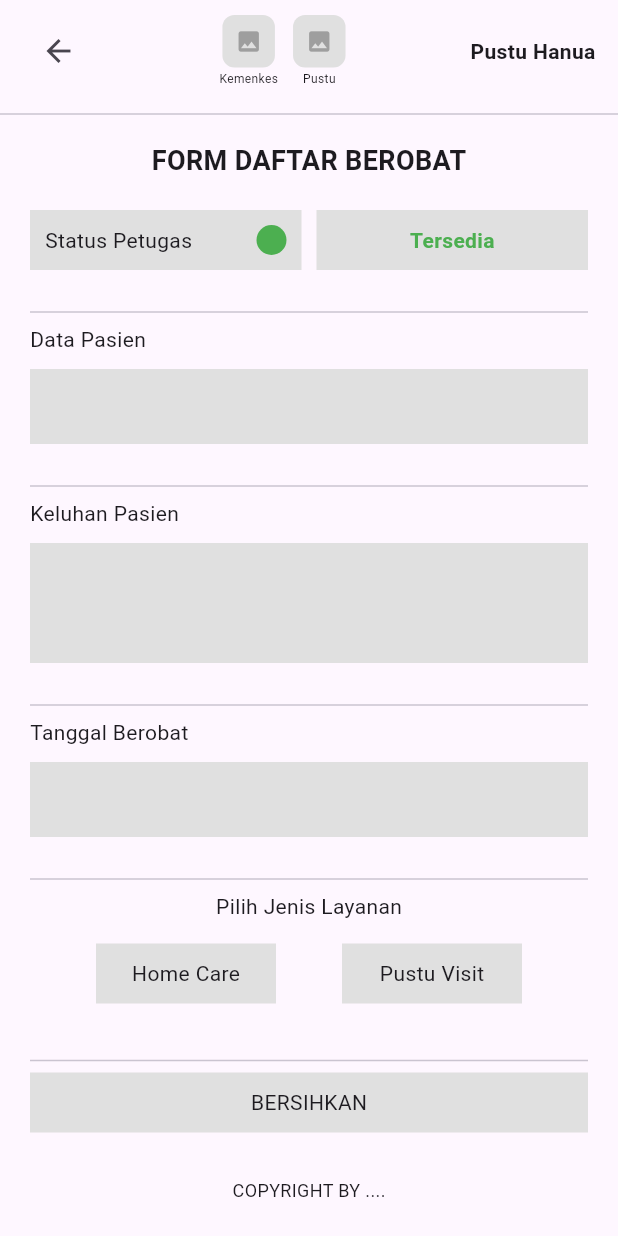
After one commit to hesselji/pustu_app_hanua, a Flutter app: the PatientRegisterScreen screen opened directly, on a phone screen of 412 x 824 dp. The commit adds this screen. Run offline on Flutter 3.47's test engine with Material 3 defaults, Android fonts, the phone set to English and light mode, and no system bars; our stand-ins replace cloud_firestore, firebase_auth, firebase_core; accounts and stored records are empty.

Commit message:
updt&Add Ui Daftar berobat

```diff
--- a/lib/screens/patient_home_screen.dart
+++ b/lib/screens/patient_home_screen.dart
@@ -1,4 +1,5 @@
 import 'package:flutter/material.dart';
+import 'patient_register_screen.dart';
 
 class PatientHomeScreen extends StatelessWidget {
   const PatientHomeScreen({super.key});
@@ -65,7 +66,12 @@ class PatientHomeScreen extends StatelessWidget {
                       icon: Icons.medical_services,
                       color: Colors.green,
                       onTap: () {
-                        // TODO: ke halaman pendaftaran
+                        Navigator.push(
+                          context,
+                          MaterialPageRoute(
+                            builder: (_) => const PatientRegisterScreen(),
+                          ),
+                        );
                       },
                     ),
 
--- /dev/null
+++ b/lib/screens/patient_register_screen.dart
@@ -0,0 +1,259 @@
+import 'package:flutter/material.dart';
+import 'package:cloud_firestore/cloud_firestore.dart';
+
+class PatientRegisterScreen extends StatelessWidget {
+  const PatientRegisterScreen({super.key});
+
+  @override
+  Widget build(BuildContext context) {
+    return Scaffold(
+      body: SafeArea(
+        child: Column(
+          children: [
+
+            /// 🔹 HEADER
+            Padding(
+              padding: const EdgeInsets.symmetric(horizontal: 15, vertical: 10),
+              child: Row(
+                children: [
+                  IconButton(
+                    icon: const Icon(Icons.arrow_back),
+                    onPressed: () {
+                      Navigator.pop(context);
+                    },
+                  ),
+
+                  const Spacer(),
+
+                  _logo("Kemenkes"),
+                  const SizedBox(width: 10),
+                  _logo("Pustu"),
+
+                  const Spacer(),
+
+                  const Text(
+                    "Pustu Hanua",
+                    style: TextStyle(fontWeight: FontWeight.bold),
+                  ),
+                ],
+              ),
+            ),
+
+            const Divider(),
+
+            /// 🔹 CONTENT
+            Expanded(
+              child: SingleChildScrollView(
+                padding: const EdgeInsets.symmetric(horizontal: 20),
+                child: Column(
+                  crossAxisAlignment: CrossAxisAlignment.start,
+                  children: [
+
+                    const SizedBox(height: 10),
+
+                    /// TITLE
+                    const Center(
+                      child: Text(
+                        "FORM DAFTAR BEROBAT",
+                        style: TextStyle(
+                          fontSize: 18,
+                          fontWeight: FontWeight.bold,
+                        ),
+                      ),
+                    ),
+
+                    const SizedBox(height: 20),
+
+                    /// 🔥 STATUS REAL-TIME FIRESTORE
+                    StreamBuilder<DocumentSnapshot>(
+                      stream: FirebaseFirestore.instance
+                          .collection('service_status')
+                          .doc('status')
+                          .snapshots(),
+                      builder: (context, snapshot) {
+
+                        if (!snapshot.hasData) {
+                          return const Center(child: CircularProgressIndicator());
+                        }
+
+                        final data =
+                            snapshot.data!.data() as Map<String, dynamic>?;
+
+                        bool isAvailable = true;
+
+                        if (data != null &&
+                            data.containsKey('isAvailable')) {
+                          isAvailable = data['isAvailable'];
+                        }
+
+                        return Row(
+                          children: [
+                            Expanded(
+                              child: _box(
+                                child: Row(
+                                  mainAxisAlignment:
+                                      MainAxisAlignment.spaceBetween,
+                                  children: [
+                                    const Text("Status Petugas"),
+                                    Container(
+                                      width: 20,
+                                      height: 20,
+                                      decoration: BoxDecoration(
+                                        color: isAvailable
+                                            ? Colors.green
+                                            : Colors.red,
+                                        shape: BoxShape.circle,
+                                      ),
+                                    ),
+                                  ],
+                                ),
+                              ),
+                            ),
+
+                            const SizedBox(width: 10),
+
+                            Expanded(
+                              child: _box(
+                                child: Text(
+                                  isAvailable
+                                      ? "Tersedia"
+                                      : "Tidak Tersedia",
+                                  style: TextStyle(
+                                    fontWeight: FontWeight.bold,
+                                    color: isAvailable
+                                        ? Colors.green
+                                        : Colors.red,
+                                  ),
+                                ),
+                              ),
+                            ),
+                          ],
+                        );
+                      },
+                    ),
+
+                    const SizedBox(height: 20),
+                    const Divider(),
+
+                    /// DATA PASIEN
+                    const Text("Data Pasien"),
+                    const SizedBox(height: 10),
+                    _inputBox(),
+
+                    const SizedBox(height: 20),
+                    const Divider(),
+
+                    /// KELUHAN
+                    const Text("Keluhan Pasien"),
+                    const SizedBox(height: 10),
+                    _inputBox(height: 80),
+
+                    const SizedBox(height: 20),
+                    const Divider(),
+
+                    /// TANGGAL
+                    const Text("Tanggal Berobat"),
+                    const SizedBox(height: 10),
+                    _inputBox(),
+
+                    const SizedBox(height: 20),
+                    const Divider(),
+
+                    /// JENIS LAYANAN
+                    const Center(
+                      child: Text("Pilih Jenis Layanan"),
+                    ),
+
+                    const SizedBox(height: 15),
+
+                    Row(
+                      mainAxisAlignment: MainAxisAlignment.spaceEvenly,
+                      children: [
+                        _button("Home Care"),
+                        _button("Pustu Visit"),
+                      ],
+                    ),
+
+                    const SizedBox(height: 30),
+                    const Divider(),
+
+                    /// BUTTON BERSIHKAN
+                    GestureDetector(
+                      onTap: () {},
+                      child: Container(
+                        width: double.infinity,
+                        height: 40,
+                        color: Colors.grey[300],
+                        child: const Center(child: Text("BERSIHKAN")),
+                      ),
+                    ),
+
+                    const SizedBox(height: 30),
+
+                    /// FOOTER
+                    const Center(
+                      child: Text(
+                        "COPYRIGHT BY ....",
+                        style: TextStyle(fontSize: 12),
+                      ),
+                    ),
+
+                    const SizedBox(height: 20),
+                  ],
+                ),
+              ),
+            ),
+          ],
+        ),
+      ),
+    );
+  }
+
+  /// 🔸 LOGO
+  Widget _logo(String text) {
+    return Column(
+      children: [
+        Container(
+          width: 35,
+          height: 35,
+          decoration: BoxDecoration(
+            color: Colors.grey[300],
+            borderRadius: BorderRadius.circular(8),
+          ),
+          child: const Icon(Icons.image, size: 18, color: Colors.grey),
+        ),
+        const SizedBox(height: 2),
+        Text(text, style: const TextStyle(fontSize: 8)),
+      ],
+    );
+  }
+
+  /// 🔸 BOX
+  Widget _box({required Widget child}) {
+    return Container(
+      height: 40,
+      padding: const EdgeInsets.symmetric(horizontal: 10),
+      color: Colors.grey[300],
+      child: Center(child: child),
+    );
+  }
+
+  /// 🔸 INPUT BOX
+  Widget _inputBox({double height = 50}) {
+    return Container(
+      width: double.infinity,
+      height: height,
+      color: Colors.grey[300],
+    );
+  }
+
+  /// 🔸 BUTTON
+  Widget _button(String text) {
+    return Container(
+      width: 120,
+      height: 40,
+      color: Colors.grey[300],
+      child: Center(child: Text(text)),
+    );
+  }
+}
--- a/lib/screens/perawat_manageinfo_pelayanan.dart
+++ b/lib/screens/perawat_manageinfo_pelayanan.dart
@@ -1,5 +1,7 @@
 import 'package:flutter/material.dart';
 import 'package:cloud_firestore/cloud_firestore.dart';
+import 'package:provider/provider.dart';
+import '../provider/service_status.dart';
 
 class InformasiPelayananScreen extends StatelessWidget {
   const InformasiPelayananScreen({super.key});
@@ -71,6 +73,20 @@ class InformasiPelayananScreen extends StatelessWidget {
                     color: isAvailable ? Colors.green : Colors.red,
                   ),
                 ),
+                Consumer<ServiceStatus>(
+                  builder: (context, service, child) {
+                    return SwitchListTile(
+                      title: const Text("Status Pelayanan"),
+                      subtitle: Text(
+                        service.isAvailable ? "Tersedia" : "Tidak Tersedia",
+                      ),
+                      value: service.isAvailable,
+                      onChanged: (value) {
+                        service.toggleStatus(value);
+                        },
+                      );
+                    },
+                  ),
               ],
             ),
           );
```
